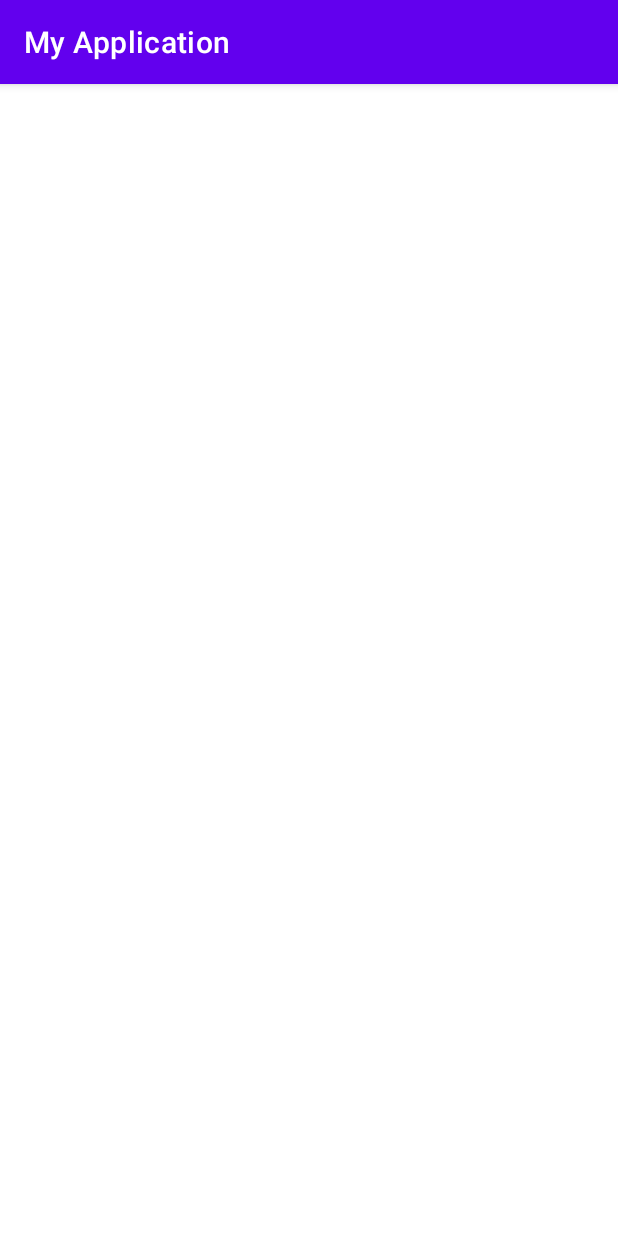
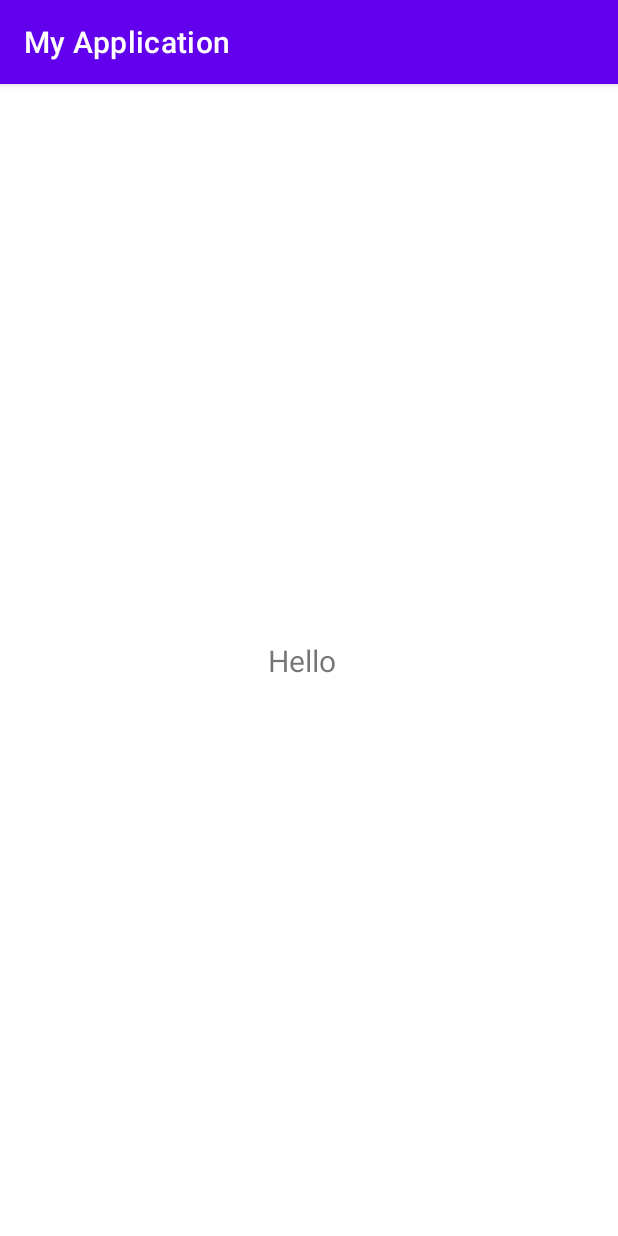
Before and after one commit to brikizahratelhouda/tpapplication, an Android app: the HomeActivity screen opened directly, with no data from a screen before it, on a phone screen of 412 x 824 dp. Run offline under Robolectric (Android 15) with nearby library versions, the phone set to English and light mode, and no system bars.

```diff
--- a/app/src/main/java/com/example/myapplication/HomeActivity.java
+++ b/app/src/main/java/com/example/myapplication/HomeActivity.java
@@ -2,7 +2,10 @@ package com.example.myapplication;
 
 import androidx.appcompat.app.AppCompatActivity;
 
+import android.content.SharedPreferences;
 import android.os.Bundle;
+import android.preference.PreferenceManager;
+import android.widget.TextView;
 
 public class HomeActivity extends AppCompatActivity {
 
@@ -10,5 +13,10 @@ public class HomeActivity extends AppCompatActivity {
     protected void onCreate(Bundle savedInstanceState) {
         super.onCreate(savedInstanceState);
         setContentView(R.layout.activity_home);
+        SharedPreferences preferences = PreferenceManager.getDefaultSharedPreferences(this);
+        String firstName = preferences.getString("family_name", "");
+        String familyName = preferences.getString("first_name", "");
+        TextView welcomeTextView = findViewById(R.id.welcome_textview);
+        welcomeTextView.setText("Hello " + firstName + " " + familyName);
     }
 }
--- a/app/src/main/res/layout/activity_home.xml
+++ b/app/src/main/res/layout/activity_home.xml
@@ -5,5 +5,14 @@
     android:layout_width="match_parent"
     android:layout_height="match_parent"
     tools:context=".HomeActivity">
+    <TextView
+        android:id="@+id/welcome_textview"
+        android:layout_width="wrap_content"
+        android:layout_height="wrap_content"
+        android:textSize="20sp"
+        app:layout_constraintBottom_toBottomOf="parent"
+        app:layout_constraintEnd_toEndOf="parent"
+        app:layout_constraintStart_toStartOf="parent"
+        app:layout_constraintTop_toTopOf="parent" />
 
 </androidx.constraintlayout.widget.ConstraintLayout>
```
Also changed, not shown: app/src/main/java/com/example/myapplication/HTTP.java (+4 -4 lines), app/src/main/java/com/example/myapplication/LoginActivity.java (+42 -2 lines), app/src/main/java/com/example/myapplication/SignUpActivity.java (+6 -2 lines), app/src/main/java/com/example/myapplication/WelcomeActivity.java (+9 -0 lines).
